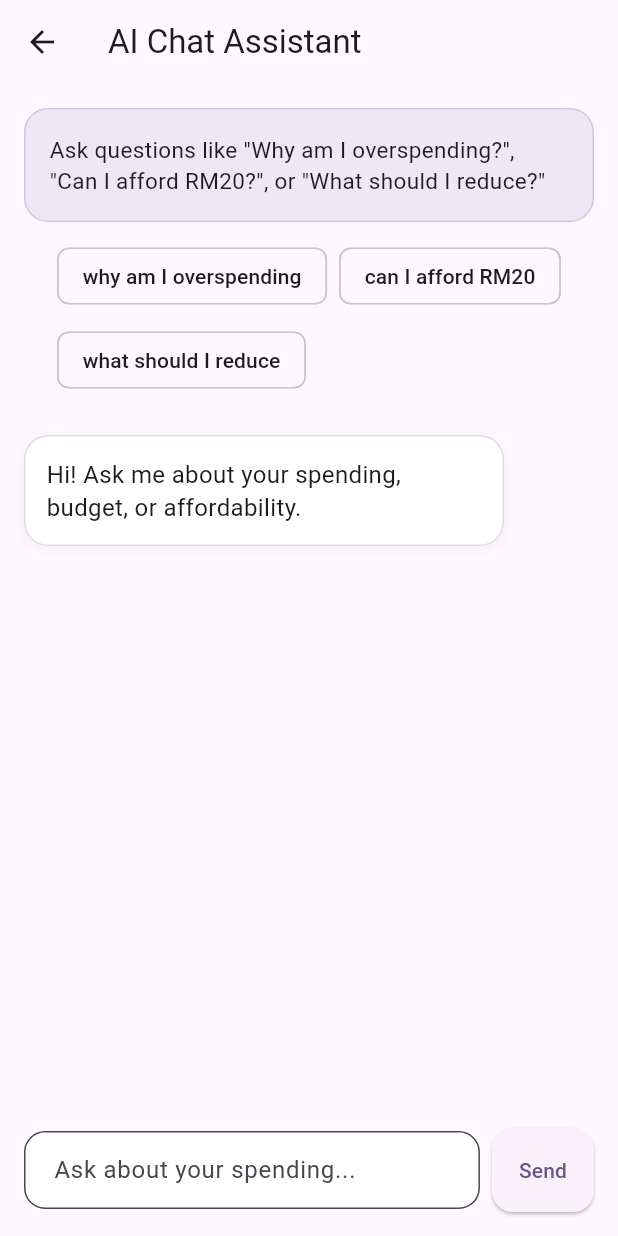
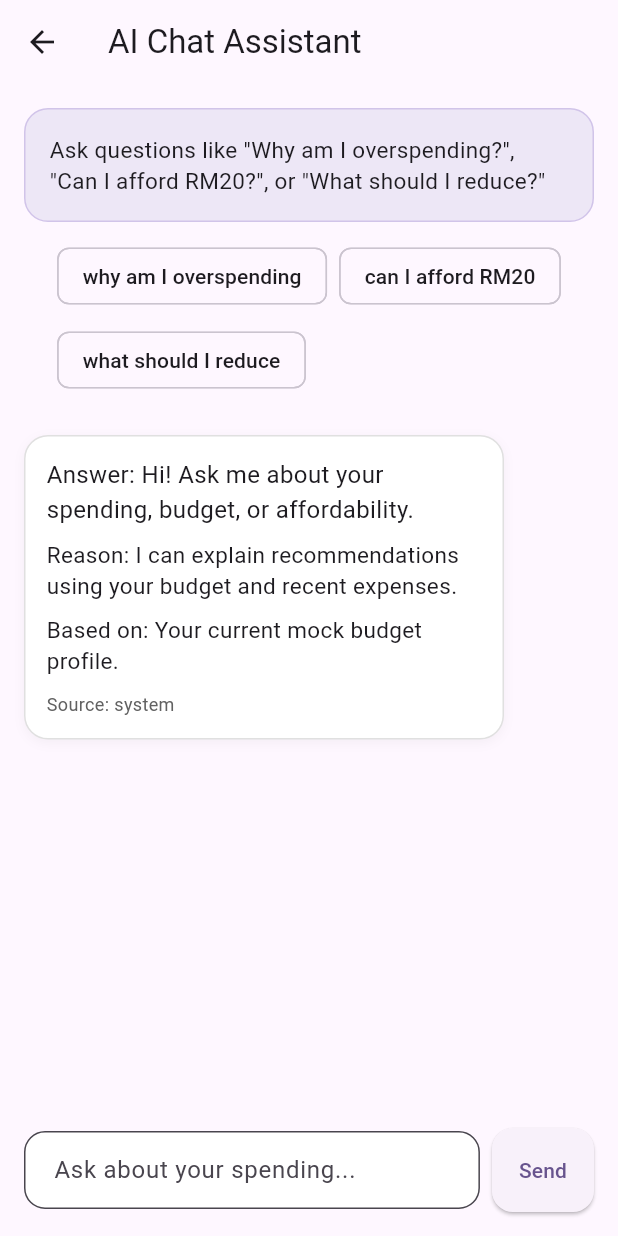
Before and after one commit to MuhdFariq/ai_spending_decision_assistant, a Flutter app: the AiChatScreen screen opened directly, after a tap on "Send", on a phone screen of 412 x 824 dp. Run offline on Flutter 3.47's test engine with Material 3 defaults, Android fonts, the light colour scheme and no system bars; our stand-ins replace cloud_firestore, firebase_analytics, firebase_auth, firebase_core, flutter_dotenv; accounts and stored records are empty; generated files the repository leaves out were written again.

Commit message:
feat: working GLM integration with fallback and structured output

```diff
--- a/lib/screens/ai_chat_screen.dart
+++ b/lib/screens/ai_chat_screen.dart
@@ -1,5 +1,6 @@
 import 'package:flutter/material.dart';
 
+import '../services/explainability_service.dart';
 import '../services/glm_service.dart';
 import '../services/insight_service.dart';
 import '../services/mock_data_service.dart';
@@ -22,7 +23,11 @@ class _AiChatScreenState extends State<AiChatScreen> {
   final List<Map<String, String>> _messages = [
     {
       'sender': 'ai',
-      'text': 'Hi! Ask me about your spending, budget, or affordability.',
+      'answer': 'Hi! Ask me about your spending, budget, or affordability.',
+      'reason':
+          'I can explain recommendations using your budget and recent expenses.',
+      'basedOn': 'Your current mock budget profile.',
+      'source': 'system',
     },
   ];
 
@@ -47,6 +52,7 @@ class _AiChatScreenState extends State<AiChatScreen> {
       _messages.add({
         'sender': 'ai',
         'text': 'Analyzing your budget...',
+        'source': 'loading',
       });
     });
 
@@ -58,34 +64,54 @@ class _AiChatScreenState extends State<AiChatScreen> {
 
     debugPrint('GLM PROMPT:\n$prompt');
 
-    // try GLM first (only works when API is configured)
-    final canUseGLM = GLMService.isConfigured();
+    final backendResponse = await GLMService.getStructuredResponse(
+      userQuestion: text,
+      remainingBudget: remainingBudget,
+      expenses: recentExpenses,
+      featureType: 'chat',
+    );
 
-    final glmResponse = canUseGLM
-        ? await GLMService.getAIResponse(
-            userQuestion: text,
+    // fallback to local rule-based logic if GLM is unavailable
+    final fallbackResponse = backendResponse == null
+        ? InsightService.generateFallbackResponse(
+            text: text,
             remainingBudget: remainingBudget,
-            expenses: recentExpenses,
+            recentExpenses: recentExpenses,
           )
         : null;
 
-    // fallback to local rule-based logic if GLM is unavailable
-    final aiResponse = glmResponse ??
-        InsightService.generateFallbackResponse(
-          text: text,
-          remainingBudget: remainingBudget,
-          recentExpenses: recentExpenses,
-        );
+    final fallbackSections = fallbackResponse == null
+        ? null
+        : ExplainabilityService.parseResponseSections(fallbackResponse);
+
+    final message = backendResponse != null
+        ? {
+            'sender': 'ai',
+            'answer': backendResponse.answer,
+            'reason': backendResponse.reason,
+            'basedOn': backendResponse.basedOn,
+            'source': backendResponse.source,
+          }
+        : {
+            'sender': 'ai',
+            'answer':
+                fallbackSections?['answer'] ??
+                'I can help with spending and affordability guidance.',
+            'reason':
+                fallbackSections?['reason'] ??
+                'The backend is unavailable, so local fallback logic was used.',
+            'basedOn':
+                fallbackSections?['basedOn'] ??
+                'Current mock budget and recent expense data.',
+            'source': 'fallback',
+          };
 
     setState(() {
       _isLoading = false;
 
       // remove the temporary loading message before showing actual response
       _messages.removeLast();
-      _messages.add({
-        'sender': 'ai',
-        'text': aiResponse,
-      });
+      _messages.add(message);
     });
   }
 
@@ -120,11 +146,46 @@ class _AiChatScreenState extends State<AiChatScreen> {
             ),
           ],
         ),
-        child: Text(
-          message['text'] ?? '',
-          style: const TextStyle(fontSize: 16, height: 1.4),
-        ),
+        child: isUser
+            ? Text(
+                message['text'] ?? '',
+                style: const TextStyle(fontSize: 16, height: 1.4),
+              )
+            : _buildAiResponseContent(message),
       ),
+    );
+  }
+
+  Widget _buildAiResponseContent(Map<String, String> message) {
+    final answer = message['answer'];
+    final reason = message['reason'];
+    final basedOn = message['basedOn'];
+    final text = message['text'];
+    final source = message['source'];
+
+    if (answer == null || reason == null || basedOn == null) {
+      return Text(
+        text ?? '',
+        style: const TextStyle(fontSize: 16, height: 1.4),
+      );
+    }
+
+    return Column(
+      crossAxisAlignment: CrossAxisAlignment.start,
+      children: [
+        Text('Answer: $answer', style: const TextStyle(fontSize: 16)),
+        const SizedBox(height: 8),
+        Text('Reason: $reason', style: const TextStyle(fontSize: 15)),
+        const SizedBox(height: 8),
+        Text('Based on: $basedOn', style: const TextStyle(fontSize: 15)),
+        if (source != null && source.isNotEmpty) ...[
+          const SizedBox(height: 10),
+          Text(
+            'Source: $source',
+            style: TextStyle(fontSize: 12, color: Colors.grey.shade700),
+          ),
+        ],
+      ],
     );
   }
 
--- a/lib/services/explainability_service.dart
+++ b/lib/services/explainability_service.dart
@@ -8,4 +8,52 @@ class ExplainabilityService {
         'Reason: $reason\n\n'
         'Based on: $basedOn';
   }
+
+  static Map<String, String>? parseResponseSections(String responseText) {
+    final text = responseText.trim();
+    if (text.isEmpty) return null;
+
+    final answer = _extractSection(
+      source: text,
+      labelPattern: RegExp(r'(?i)answer\s*:'),
+      nextLabelsPattern: RegExp(r'(?i)(reason\s*:|based\s*on\s*:)'),
+    );
+    final reason = _extractSection(
+      source: text,
+      labelPattern: RegExp(r'(?i)reason\s*:'),
+      nextLabelsPattern: RegExp(r'(?i)(answer\s*:|based\s*on\s*:)'),
+    );
+    final basedOn = _extractSection(
+      source: text,
+      labelPattern: RegExp(r'(?i)based\s*on\s*:'),
+      nextLabelsPattern: RegExp(r'(?i)(answer\s*:|reason\s*:)'),
+    );
+
+    if (answer == null || reason == null || basedOn == null) return null;
+
+    return {
+      'answer': answer,
+      'reason': reason,
+      'basedOn': basedOn,
+    };
+  }
+
+  static String? _extractSection({
+    required String source,
+    required RegExp labelPattern,
+    required RegExp nextLabelsPattern,
+  }) {
+    final labelMatch = labelPattern.firstMatch(source);
+    if (labelMatch == null) return null;
+
+    final start = labelMatch.end;
+    final remaining = source.substring(start);
+    final nextMatch = nextLabelsPattern.firstMatch(remaining);
+
+    final value = nextMatch == null
+        ? remaining.trim()
+        : remaining.substring(0, nextMatch.start).trim();
+
+    return value.isEmpty ? null : value;
+  }
 }
```
Also changed, not shown: lib/screens/affordability_checker_screen.dart (+76 -22 lines), lib/services/glm_service.dart (+97 -67 lines), 8 other files.
